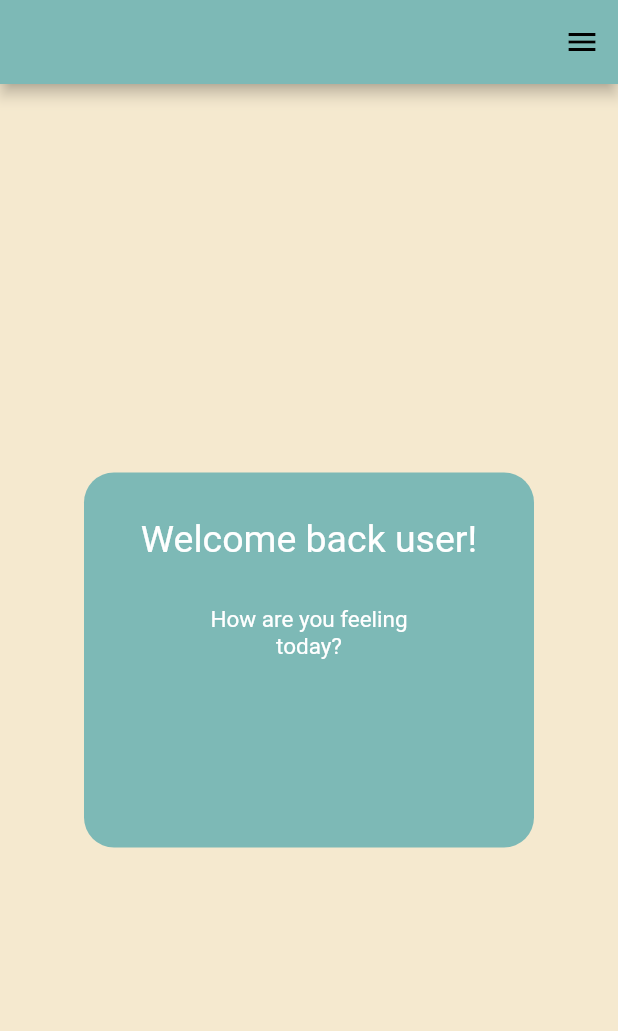
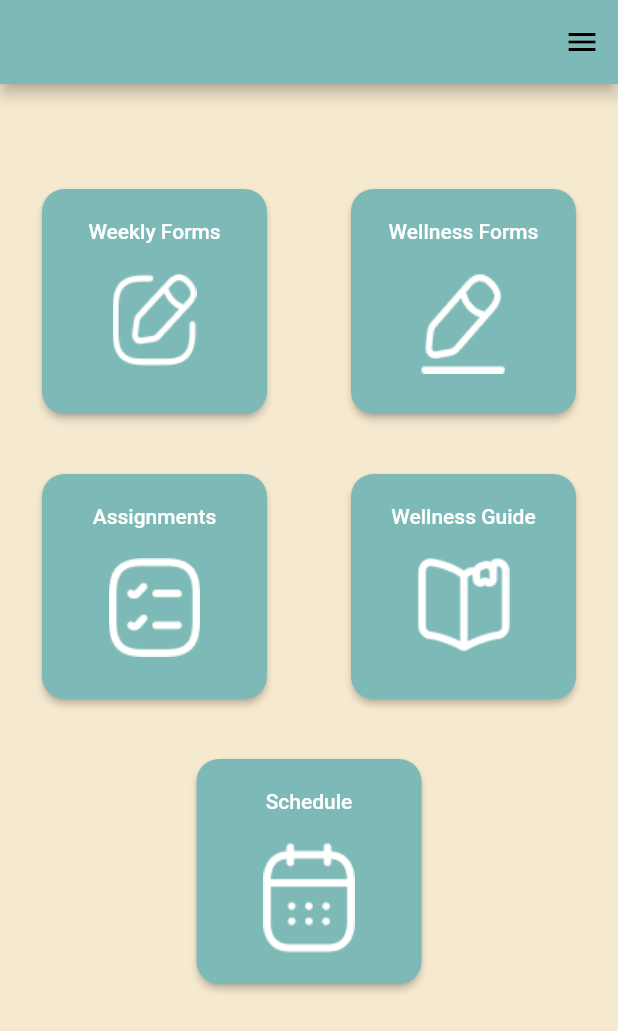
Before and after one commit to paulotrevor10/lunan, a Flutter app: the Dashboard screen opened directly, on a phone screen of 412 x 824 dp. Shown: the top 1031 px of the screen. Run offline on Flutter 3.47's test engine with Material 2 defaults, Android fonts, the phone set to English and light mode, and no system bars; our stand-ins replace pin_code_fields; Roboto replaces fonts that are missing (Montserrat).

Commit message:
added dashboard

```diff
--- a/lib/HomePage/dashboard.dart
+++ b/lib/HomePage/dashboard.dart
@@ -1,18 +1,11 @@
 import 'package:flutter/material.dart';
 
-class Dashboard extends StatefulWidget {
-  const Dashboard();
+class Dashboard extends StatelessWidget {
+  const Dashboard({super.key});
 
   @override
-  State<Dashboard> createState() => _DashboardState();
-}
-
-class _DashboardState extends State<Dashboard> {
-  @override
   Widget build(BuildContext context) {
-    return FutureBuilder(
-      // future: _showDialog(context),
-      builder: (context, snapshot) => Scaffold(
+    return Scaffold(
         backgroundColor: const Color(0xffF5E9CF), // Set the background color
         appBar: AppBar(
           automaticallyImplyLeading: false,
@@ -27,45 +20,140 @@ class _DashboardState extends State<Dashboard> {
             ),
           ],
         ),
-        body: Center(
-          child: Container(
-            width: 300,
-            height: 250,
-            decoration: BoxDecoration(
-              color: const Color(0xff7DB9B6),
-              borderRadius: BorderRadius.circular(20),
+        body: SingleChildScrollView(
+            child: Center(
+          child: Column(children: <Widget>[
+            Row(
+              mainAxisAlignment: MainAxisAlignment.spaceAround,
+              children: [
+                Container(
+                  margin: const EdgeInsets.fromLTRB(20, 70, 20, 20),
+                  width: 150,
+                  height: 150,
+                  child: ElevatedButton(
+                      onPressed: () {},
+                      style: ElevatedButton.styleFrom(
+                        backgroundColor: const Color(0xff7DB9B6),
+                        shape: RoundedRectangleBorder(
+                          borderRadius: BorderRadius.circular(
+                              15), // Set the corner radius here
+                        ),
                       ),
                       child: Column(
-              children: <Widget>[
+                        children: [
                           Container(
-                  margin: const EdgeInsets.fromLTRB(0, 30, 0, 20),
-                  child: const Text(
-                    'Welcome back user!',
-                    textAlign: TextAlign.center,
-                    style: TextStyle(
-                      fontFamily: 'Montserrat',
-                      fontSize: 25,
-                      color: Color(0xffffffff),
+                            margin: const EdgeInsets.fromLTRB(0, 20, 0, 20),
+                            child: const Text('Weekly Forms'),
+                          ),
+                          Image.asset('assets/iconEdit.png'),
+                        ],
+                      )),
+                ),
+                Container(
+                  margin: const EdgeInsets.fromLTRB(20, 70, 20, 20),
+                  width: 150,
+                  height: 150,
+                  child: ElevatedButton(
+                      onPressed: () {},
+                      style: ElevatedButton.styleFrom(
+                        backgroundColor: const Color(0xff7DB9B6),
+                        shape: RoundedRectangleBorder(
+                          borderRadius: BorderRadius.circular(
+                              15), // Set the corner radius here
                         ),
                       ),
+                      child: Column(
+                        children: [
+                          Container(
+                            margin: const EdgeInsets.fromLTRB(0, 20, 0, 20),
+                            child: const Text('Wellness Forms'),
                           ),
-                Container(
-                  margin: const EdgeInsets.fromLTRB(0, 10, 0, 10),
-                  child: const Text(
-                    'How are you feeling\ntoday?',
-                    textAlign: TextAlign.center,
-                    style: TextStyle(
-                      fontFamily: 'Montserrat',
-                      fontSize: 15,
-                      color: Color(0xffffffff),
-                    ),
-                  ),
+                          Image.asset('assets/iconEdit2.png'),
+                        ],
+                      )),
                 ),
               ],
             ),
+            Row(
+              mainAxisAlignment: MainAxisAlignment.spaceAround,
+              children: [
+                Container(
+                  margin: const EdgeInsets.all(20),
+                  width: 150,
+                  height: 150,
+                  child: ElevatedButton(
+                      onPressed: () {},
+                      style: ElevatedButton.styleFrom(
+                        backgroundColor: const Color(0xff7DB9B6),
+                        shape: RoundedRectangleBorder(
+                          borderRadius: BorderRadius.circular(
+                              15), // Set the corner radius here
                         ),
                       ),
+                      child: Column(
+                        children: [
+                          Container(
+                            margin: const EdgeInsets.fromLTRB(0, 20, 0, 20),
+                            child: const Text('Assignments'),
                           ),
-    );
+                          Image.asset('assets/iconTaskSquare.png'),
+                        ],
+                      )),
+                ),
+                Container(
+                  margin: const EdgeInsets.all(20),
+                  width: 150,
+                  height: 150,
+                  child: ElevatedButton(
+                      onPressed: () {},
+                      style: ElevatedButton.styleFrom(
+                        backgroundColor: const Color(0xff7DB9B6),
+                        shape: RoundedRectangleBorder(
+                          borderRadius: BorderRadius.circular(
+                              15), // Set the corner radius here
+                        ),
+                      ),
+                      child: Column(
+                        children: [
+                          Container(
+                            margin: const EdgeInsets.fromLTRB(0, 20, 0, 20),
+                            child: const Text('Wellness Guide'),
+                          ),
+                          Image.asset('assets/iconBookSaved.png'),
+                        ],
+                      )),
+                ),
+              ],
+            ),
+            Row(
+              mainAxisAlignment: MainAxisAlignment.center,
+              children: [
+                Container(
+                  margin: const EdgeInsets.all(20),
+                  width: 150,
+                  height: 150,
+                  child: ElevatedButton(
+                      onPressed: () {},
+                      style: ElevatedButton.styleFrom(
+                        backgroundColor: const Color(0xff7DB9B6),
+                        shape: RoundedRectangleBorder(
+                          borderRadius: BorderRadius.circular(
+                              15), // Set the corner radius here
+                        ),
+                      ),
+                      child: Column(
+                        children: [
+                          Container(
+                            margin: const EdgeInsets.fromLTRB(0, 20, 0, 20),
+                            child: const Text('Schedule'),
+                          ),
+                          Image.asset('assets/iconCalendar.png'),
+                        ],
+                      )),
+                )
+              ],
+            )
+          ]),
+        )));
   }
 }
--- a/lib/SignIn/log_in.dart
+++ b/lib/SignIn/log_in.dart
@@ -1,6 +1,6 @@
 import 'package:flutter/material.dart';
 import 'package:lunan/ForgotPassword/forgot_password.dart';
-import 'package:lunan/HomePage/dashboard.dart';
+import 'package:lunan/HomePage/dashboard_modal.dart';
 
 class LoginPage extends StatelessWidget {
   const LoginPage({Key? key});
@@ -57,7 +57,7 @@ class LoginPage extends StatelessWidget {
                   );
                 },
                 child: const Text(
-                  'Forgot Passsssword?',
+                  'Forgot Password?',
                   style: TextStyle(color: Color(0xff4D455D)),
                 ),
               ),
@@ -72,7 +72,7 @@ class LoginPage extends StatelessWidget {
                   onPressed: () {
                     Navigator.push(
                       context,
-                      MaterialPageRoute(builder: (_) => const Dashboard()),
+                      MaterialPageRoute(builder: (_) => const DashboardModal()),
                     );
                   },
                   child: const Text(
--- a/pubspec.yaml
+++ b/pubspec.yaml
@@ -33,7 +33,6 @@ dependencies:
   pin_code_fields: ^7.3.0
   shared_preferences: ^2.0.8
 
-
   # The following adds the Cupertino Icons font to your application.
   # Use with the CupertinoIcons class for iOS style icons.
   cupertino_icons: ^1.0.2
@@ -66,6 +65,11 @@ flutter:
     - assets/forgotPassword.png
     - assets/lineSeperator.png
     - assets/check.png
+    - assets/iconEdit.png
+    - assets/iconEdit2.png
+    - assets/iconBookSaved.png
+    - assets/iconCalendar.png
+    - assets/iconTaskSquare.png
 
   # An image asset can refer to one or more resolution-specific "variants", see
   # https://flutter.dev/assets-and-images/#resolution-aware
```
Also changed, not shown: lib/HomePage/dashboard_modal.dart (added, +159 -0 lines), assets/iconBookSaved.png (added), assets/iconCalendar.png (added), assets/iconEdit.png (added), assets/iconEdit2.png (added), assets/iconTaskSquare.png (added). Lines whose indentation alone changed are shown as unchanged.
